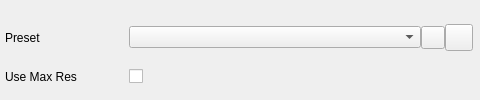
This is Gems/Atom/Asset/ImageProcessingAtom/Code/Source/Editor/TexturePresetSelectionWidget.ui in o3de/o3de as Qt 5 draws it before an edit. The edited form follows.
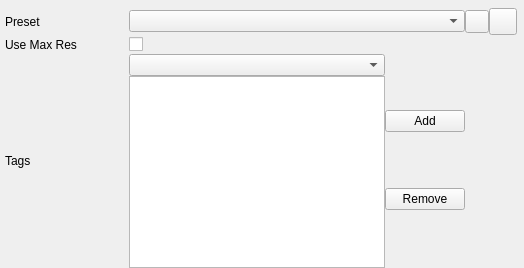
This is the edited form. Icons and pictures are not drawn.

Commit message:
Add texture tags and quality
commit efe4c7469550aac936ca311c207acd80b0c676e5

    Add texture tags and quality

commit f73f7746f2bdfa1920258d9d4b72688f82c88381
Merge: 771b68b4a8 e6bfc09390

    Merge branch 'cyanide-dev' of https://github.com/cyanide-studio/o3de into cyanide-dev

commit 771b68b4a8677ed76dc5a4f7989e06ff96a5859e

    Revert "Fix crash when registering a module in another module Init()"

    This reverts commit c01d0d7d0333910051f03fa3a4c89ea6e2d3fc9f.

Remove Cya tags

Update atom_rpi_public_files.cmake

What changed in the file:
```diff
--- a/Gems/Atom/Asset/ImageProcessingAtom/Code/Source/Editor/TexturePresetSelectionWidget.ui
+++ b/Gems/Atom/Asset/ImageProcessingAtom/Code/Source/Editor/TexturePresetSelectionWidget.ui
@@ -84,6 +84,45 @@
                 <widget class="QCheckBox" name="serCheckBox">
                 </widget>
             </item>
+            <item row="2" column="0">
+                <widget class="QLabel" name="tagLabel">
+                    <property name="text">
+                        <string>Tags</string>
+                    </property>
+                </widget>
+            </item>
+            <item row="2" column="1">
+                <layout class="QHBoxLayout" name="tagLayout">
+                    <item>
+                        <layout class="QVBoxLayout" name="tagListLayout">
+                            <item>
+                                <widget class="QComboBox" name="tagComboBox" />
+                            </item>
+                            <item>
+                                <widget class="QListWidget" name="tagList" />
+                            </item>
+                        </layout>
+                    </item>
+                    <item>
+                        <layout class="QVBoxLayout" name="tagButtonLayout">
+                            <item>
+                                <widget class="QPushButton" name="tagAddButton">
+                                    <property name="text">
+                                        <string>Add</string>
+                                    </property>
+                                </widget>
+                            </item>
+                            <item>
+                                <widget class="QPushButton" name="tagRemoveButton">
+                                    <property name="text">
+                                        <string>Remove</string>
+                                    </property>
+                                </widget>
+                            </item>
+                        </layout>
+                    </item>
+                </layout>
+            </item>
         </layout>
     </widget>
     <resources>
```
The commit also changes 19 other files.
